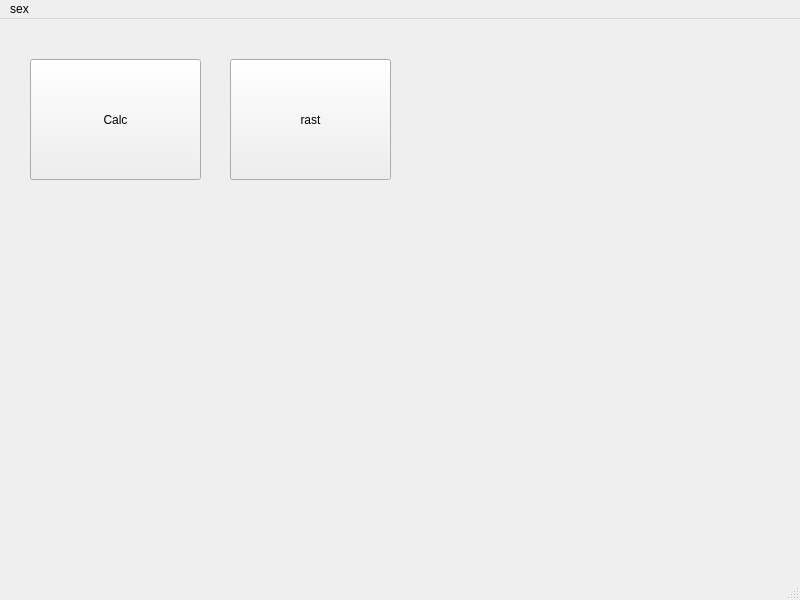
Above: ui/main.ui from naivecat69/Pyqt5_Study before the change. Below: the same form after it.
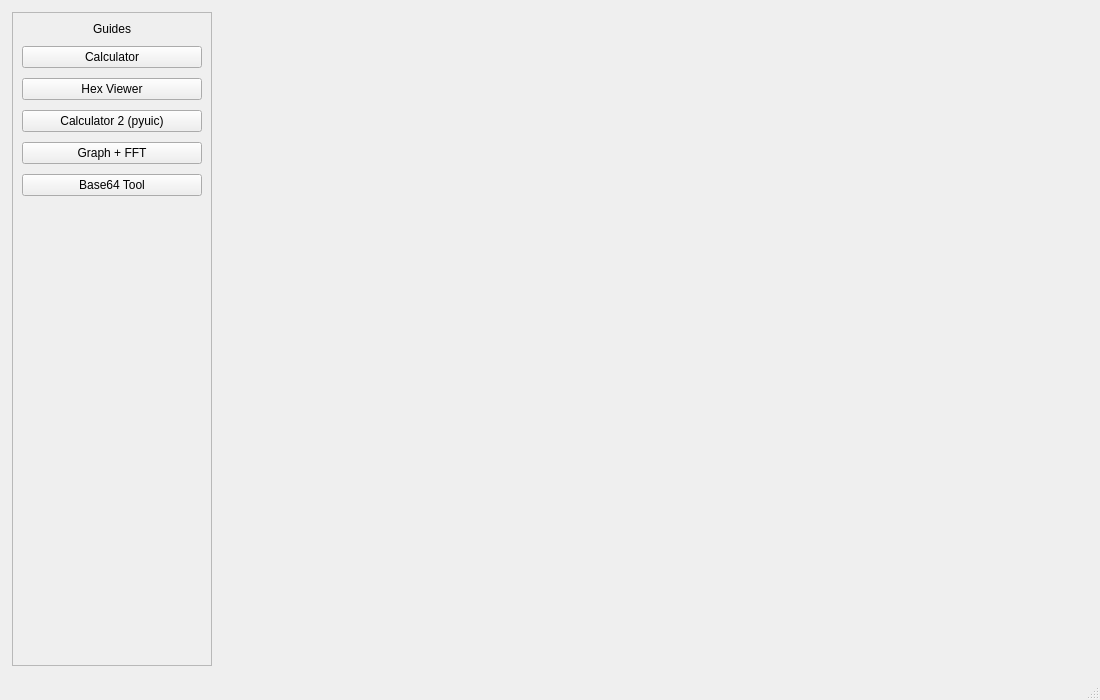
That is the form after the change.

Commit message: Release PyQt Guide

The edit to the form file:
```diff
--- a/ui/main.ui
+++ b/ui/main.ui
@@ -6,57 +6,110 @@
    <rect>
     <x>0</x>
     <y>0</y>
-    <width>800</width>
-    <height>600</height>
+    <width>1100</width>
+    <height>700</height>
    </rect>
   </property>
   <property name="windowTitle">
    <string>MainWindow</string>
   </property>
   <widget class="QWidget" name="centralwidget">
-   <widget class="QPushButton" name="btr_1">
-    <property name="geometry">
-     <rect>
-      <x>30</x>
-      <y>40</y>
-      <width>171</width>
-      <height>121</height>
-     </rect>
+   <layout class="QHBoxLayout" name="horizontalLayout">
+    <property name="spacing">
+     <number>12</number>
     </property>
-    <property name="text">
-     <string>Calc</string>
+    <property name="leftMargin">
+     <number>12</number>
     </property>
-   </widget>
-   <widget class="QPushButton" name="btr_2">
-    <property name="geometry">
-     <rect>
-      <x>230</x>
-      <y>40</y>
-      <width>161</width>
-      <height>121</height>
-     </rect>
+    <property name="topMargin">
+     <number>12</number>
     </property>
-    <property name="text">
-     <string>rast</string>
+    <property name="rightMargin">
+     <number>12</number>
     </property>
-   </widget>
-  </widget>
-  <widget class="QMenuBar" name="menubar">
-   <property name="geometry">
-    <rect>
-     <x>0</x>
-     <y>0</y>
-     <width>800</width>
-     <height>39</height>
-    </rect>
-   </property>
-   <widget class="QMenu" name="menusex">
-    <property name="title">
-     <string>sex</string>
+    <property name="bottomMargin">
+     <number>12</number>
     </property>
-    <addaction name="actionexit"/>
-   </widget>
-   <addaction name="menusex"/>
+    <item>
+     <widget class="QFrame" name="navFrame">
+      <property name="minimumSize">
+       <size>
+        <width>200</width>
+        <height>0</height>
+       </size>
+      </property>
+      <property name="frameShape">
+       <enum>QFrame::StyledPanel</enum>
+      </property>
+      <layout class="QVBoxLayout" name="navLayout">
+       <property name="spacing">
+        <number>10</number>
+       </property>
+       <item>
+        <widget class="QLabel" name="label_title">
+         <property name="text">
+          <string>Guides</string>
+         </property>
+         <property name="alignment">
+          <set>Qt::AlignCenter</set>
+         </property>
+        </widget>
+       </item>
+       <item>
+        <widget class="QPushButton" name="btn_calc1">
+         <property name="text">
+          <string>Calculator</string>
+         </property>
+        </widget>
+       </item>
+       <item>
+        <widget class="QPushButton" name="btn_hex">
+         <property name="text">
+          <string>Hex Viewer</string>
+         </property>
+        </widget>
+       </item>
+       <item>
+        <widget class="QPushButton" name="btn_calc2">
+         <property name="text">
+          <string>Calculator 2 (pyuic)</string>
+         </property>
+        </widget>
+       </item>
+       <item>
+        <widget class="QPushButton" name="btn_graph">
+         <property name="text">
+          <string>Graph + FFT</string>
+         </property>
+        </widget>
+       </item>
+       <item>
+        <widget class="QPushButton" name="btn_b64">
+         <property name="text">
+          <string>Base64 Tool</string>
+         </property>
+        </widget>
+       </item>
+       <item>
+        <spacer name="verticalSpacer">
+         <property name="orientation">
+          <enum>Qt::Vertical</enum>
+         </property>
+         <property name="sizeHint" stdset="0">
+          <size>
+           <width>20</width>
+           <height>400</height>
+          </size>
+         </property>
+        </spacer>
+       </item>
+      </layout>
+     </widget>
+    </item>
+    <item>
+     <widget class="QStackedWidget" name="stackedWidget"/>
+    </item>
+   </layout>
   </widget>
   <widget class="QStatusBar" name="statusbar"/>
   <action name="actionexit">
```
Left out of the diff: 7 changed lines with no effect on the pictures. The commit also changes 21 other files.
